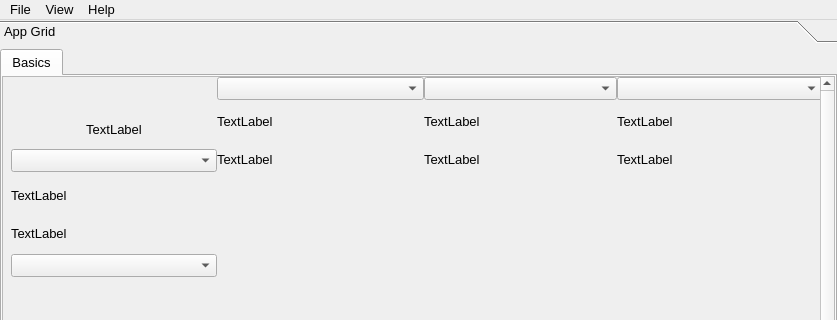
This is src/conan_app_launcher/ui/main.ui in goszpeti/conan_explorer as Qt 5 draws it before an edit; both pictures show x 0 to 837 and y 0 to 320 of the 837 by 725 pixel window. The edited form follows.
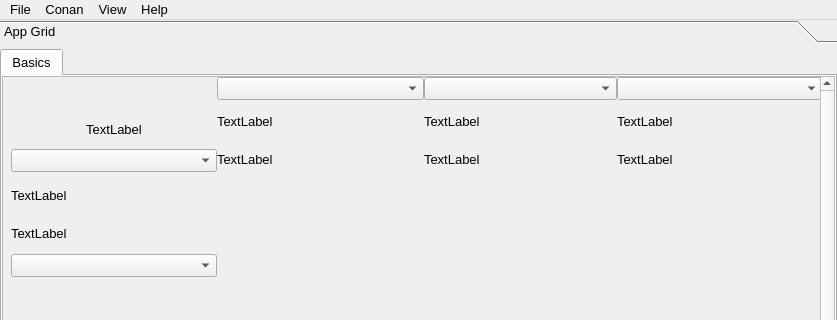
This is the edited form. Icons and pictures are not drawn.

Diff of the .ui file:
```diff
--- a/src/conan_app_launcher/ui/main.ui
+++ b/src/conan_app_launcher/ui/main.ui
@@ -735,7 +735,15 @@
     <addaction name="menu_toggle_display_channels"/>
     <addaction name="separator"/>
    </widget>
+   <widget class="QMenu" name="menuConan">
+    <property name="title">
+     <string>Conan</string>
+    </property>
+    <addaction name="menu_cleanup_cache"/>
+    <addaction name="menu_remove_locks"/>
+   </widget>
    <addaction name="menu_file"/>
+   <addaction name="menuConan"/>
    <addaction name="menuView"/>
    <addaction name="menu_help"/>
   </widget>
```
Left out of the diff: 13 changed lines with no effect on the pictures.
